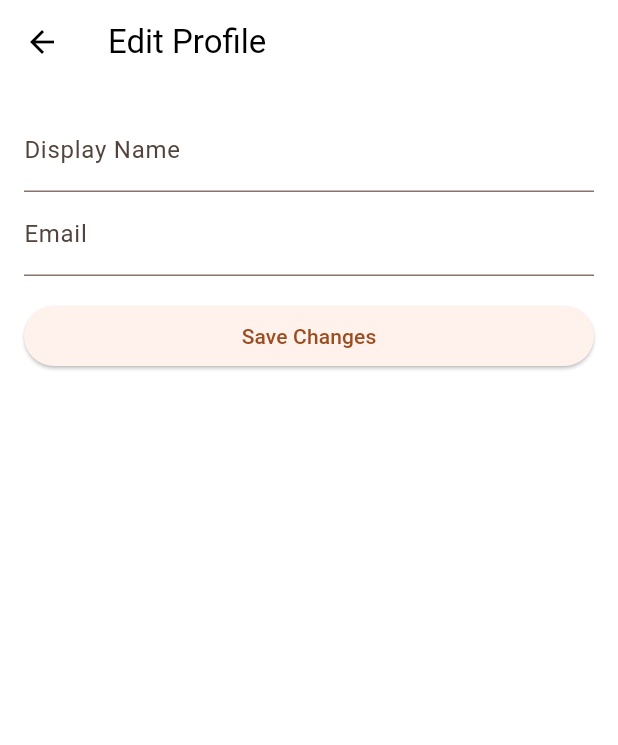
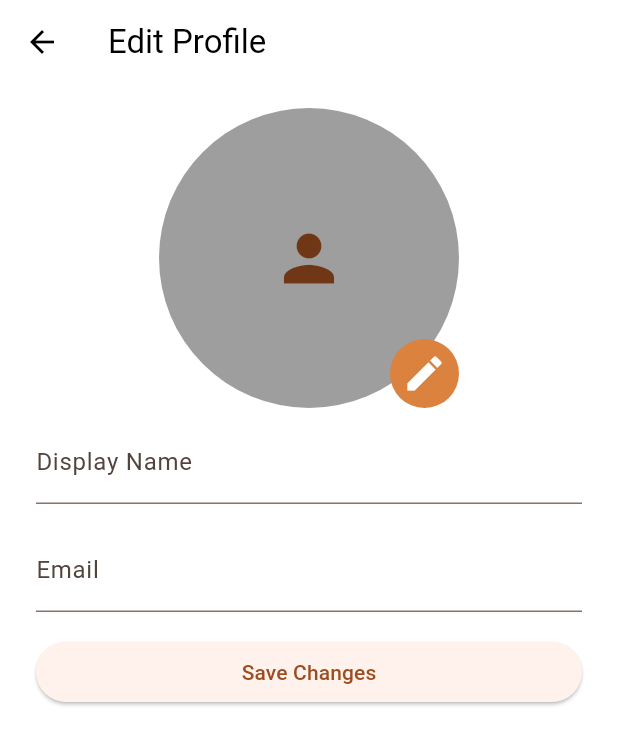
Before and after one commit to MRcoin2/piwo_app, a Flutter app: the EditProfilePage screen opened by its route, on a phone screen of 412 x 824 dp. Shown: the top 745 px of the screen. Run offline on Flutter 3.47's test engine with Material 2 defaults, Android fonts, the phone set to English and light mode, and no system bars; our stand-ins replace cloud_firestore, firebase_auth, firebase_core, flex_color_scheme, flutter_svg; missing offline and left inert: mobile_scanner; accounts and stored records are empty; generated files the repository leaves out were written again.

Commit message:
created settings_screen.dart, collection_screen.dart, friend screen

```diff
--- a/lib/features/home/home_tab.dart
+++ b/lib/features/home/home_tab.dart
@@ -13,15 +13,13 @@ class HomeTab extends StatelessWidget {
         children: [
           BeerCard(
             name: 'Pliny the Elder',
-            brewery: 'Russian River Brewing Company',
-            style: 'Double IPA',
+            brand: 'Russian River Brewing Company',
             alcoholContent: 8.0,
             imageUrl: 'https://www.totalwine.com/dynamic/490x/media/sys_master/twmmedia/hd8/h68/8805931319326.png',
           ),
           BeerCard(
             name: 'Westvleteren 12',
-            brewery: 'Sint-Sixtus Abbey',
-            style: 'Quadrupel',
+            brand: 'Sint-Sixtus Abbey',
             alcoholContent: 10.2,
             imageUrl: 'https://example.com/westvleteren.jpg',
           ),
--- a/lib/features/settings/edit_user_info_screen.dart
+++ b/lib/features/settings/edit_user_info_screen.dart
@@ -3,6 +3,7 @@ import 'package:firebase_auth/firebase_auth.dart';
 
 class EditProfilePage extends StatefulWidget {
   static const routeName = "/edit_profile_page";
+
   const EditProfilePage({Key? key}) : super(key: key);
 
   @override
@@ -52,14 +53,46 @@ class _EditProfilePageState extends State<EditProfilePage> {
       ),
       body: Padding(
         padding: const EdgeInsets.all(16.0),
-        child: Form(
+        child: Column(
+          children: [
+            //circle avatar witha a small edit button
+            Stack(
+              children: [
+                const CircleAvatar(
+                  radius: 100,
+                  backgroundColor: Colors.grey,
+                  child: Icon(Icons.person, size: 50),
+                ),//circular edit button on top of the avatar
+                Positioned(
+                  bottom: 0,
+                  right: 0,
+                  child: Container(
+                    decoration: BoxDecoration(
+                      shape: BoxShape.circle,color: Theme.of(context).colorScheme.secondary,
+                    ),
+                    child: Padding(
+                      padding: const EdgeInsets.all(8.0),
+                      child: const Icon(
+                        Icons.edit,
+                        color: Colors.white,
+                        size: 30,
+                      ),
+                    ),
+                  ),
+                ),
+              ],
+            ),
+            Form(
               key: _formKey,
               child: Column(
                 crossAxisAlignment: CrossAxisAlignment.stretch,
                 children: [
-              TextFormField(
+                  Padding(
+                    padding: const EdgeInsets.all(8.0),
+                    child: TextFormField(
                       initialValue: _displayName,
-                decoration: const InputDecoration(labelText: 'Display Name'),
+                      decoration:
+                          const InputDecoration(labelText: 'Display Name'),
                       validator: (value) {
                         if (value!.isEmpty) {
                           return 'Please enter a display name';
@@ -72,7 +105,10 @@ class _EditProfilePageState extends State<EditProfilePage> {
                         });
                       },
                     ),
-              TextFormField(
+                  ),
+                  Padding(
+                    padding: const EdgeInsets.all(8.0),
+                    child: TextFormField(
                       initialValue: _email,
                       decoration: const InputDecoration(labelText: 'Email'),
                       validator: (value) {
@@ -90,8 +126,10 @@ class _EditProfilePageState extends State<EditProfilePage> {
                         });
                       },
                     ),
-              const SizedBox(height: 16.0),
-              ElevatedButton(
+                  ),
+                  Padding(
+                    padding: const EdgeInsets.all(8.0),
+                    child: ElevatedButton(
                       onPressed: () {
                         if (_formKey.currentState!.validate()) {
                           _updateProfile();
@@ -99,8 +137,11 @@ class _EditProfilePageState extends State<EditProfilePage> {
                       },
                       child: const Text('Save Changes'),
                     ),
+                  ),
                 ],
               ),
+            ),
+          ],
         ),
       ),
     );
--- a/lib/features/user_login/sign_up_screen.dart
+++ b/lib/features/user_login/sign_up_screen.dart
@@ -96,7 +96,7 @@ class _SignUpScreenState extends State<SignUpScreen> {
                             await userCredential.user?.updateDisplayName(_displayNameController.text);
                             await userCredential.user?.reload();
                             debugPrint("User Credential: ${FirebaseAuth.instance.currentUser}");
-                            Map<String,dynamic> userData = {"name":FirebaseAuth.instance.currentUser?.displayName,"last_login":FirebaseAuth.instance.currentUser?.metadata.lastSignInTime};
+                            Map<String,dynamic> userData = {"username":FirebaseAuth.instance.currentUser?.displayName,"last_login":FirebaseAuth.instance.currentUser?.metadata.lastSignInTime};
                             try{
                               FirebaseFirestore.instance.collection('users').doc(FirebaseAuth.instance.currentUser?.uid).set(userData);
                             }catch (e){/*TODO implement error handling for creating new user entry in database*/}
```
Also changed, not shown: lib/features/beer_showcase/beer_card.dart (+3 -8 lines), lib/features/collection/collection_screen.dart (added, +31 -0 lines), lib/features/friends/add_friend_screen.dart (added, +135 -0 lines), lib/features/friends/friend_requests.dart (added, +77 -0 lines), lib/features/home/home_drawer.dart (+8 -0 lines), lib/features/settings/settings_screen.dart (+6 -33 lines), lib/main.dart (+11 -0 lines). Lines whose indentation alone changed are shown as unchanged.
